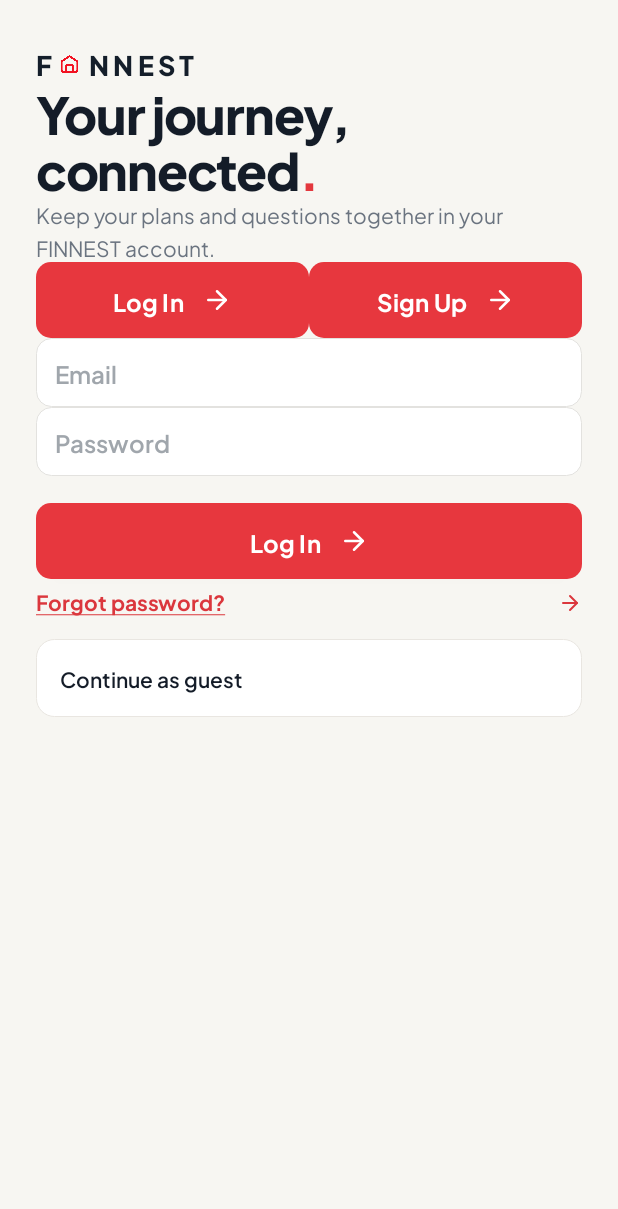
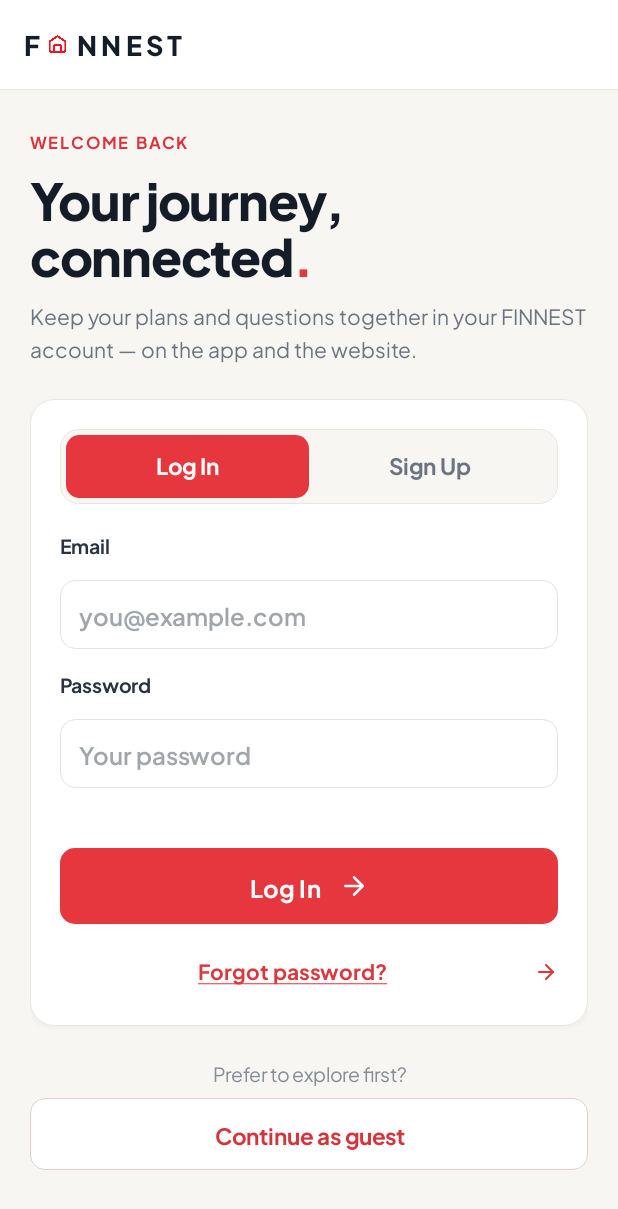
Before and after one commit to rutwik-ui/FINNEST, an Android app: the AccountActivity screen opened directly, with no data from a screen before it, on a phone screen of 412 x 824 dp. Shown: the top 1209 px of the screen. Run offline under Robolectric (Android 15) with nearby library versions, the phone set to English and light mode, and no system bars; libraries missing offline, so code that uses them is left out: io.github.jan.supabase.

Commit message:
Restore original FINNEST logo; match Android onboarding and sign-in to the app design (0.5.1)

```diff
--- a/android/app/build.gradle.kts
+++ b/android/app/build.gradle.kts
@@ -12,8 +12,8 @@ android {
         applicationId = "com.finnest.app"
         minSdk = 24
         targetSdk = 35
-        versionCode = 5
-        versionName = "0.5.0"
+        versionCode = 6
+        versionName = "0.5.1"
         testInstrumentationRunner = "androidx.test.runner.AndroidJUnitRunner"
         // This is the same public-client key used by the website; RLS remains the authorization boundary.
         buildConfigField("String", "GUIDANCE_URL", "\"https://wyjjzynjoorjmpffndzu.supabase.co\"")
--- a/android/app/src/main/java/com/finnest/app/AccountActivity.kt
+++ b/android/app/src/main/java/com/finnest/app/AccountActivity.kt
@@ -15,15 +15,28 @@ class AccountActivity: AppCompatActivity() {
     private var signup=false
     override fun onCreate(savedInstanceState: Bundle?){super.onCreate(savedInstanceState);render()}
     private fun render(){
-        val root=LinearLayout(this).apply { orientation=LinearLayout.VERTICAL;setPadding(FinnestUi.dp(context,24),FinnestUi.dp(context,32),FinnestUi.dp(context,24),FinnestUi.dp(context,24));setBackgroundColor(FinnestUi.CREAM) }
-        setContentView(ScrollView(this).apply { addView(root) })
-        root.addView(FinnestUi.brand(this));root.addView(FinnestUi.h1(this,"Your journey, connected"));root.addView(FinnestUi.body(this,"Keep your plans and questions together in your FINNEST account."))
-        val tabs=LinearLayout(this)
-        for(isSignup in listOf(false,true)){tabs.addView(FinnestUi.primaryButton(this,if(isSignup)"Sign Up" else "Log In"){signup=isSignup;render()},LinearLayout.LayoutParams(0,-2,1f))};root.addView(tabs)
-        val email=EditText(this).apply { hint="Email";contentDescription="Email";inputType=InputType.TYPE_CLASS_TEXT or InputType.TYPE_TEXT_VARIATION_EMAIL_ADDRESS }
-        val password=EditText(this).apply { hint="Password";contentDescription="Password";inputType=InputType.TYPE_CLASS_TEXT or InputType.TYPE_TEXT_VARIATION_PASSWORD }
-        root.addView(email);root.addView(password)
-        val message=FinnestUi.body(this,"");root.addView(message)
+        val c=this
+        val page=LinearLayout(this).apply { orientation=LinearLayout.VERTICAL;setBackgroundColor(FinnestUi.CREAM) }
+        val header=LinearLayout(this).apply { gravity=Gravity.CENTER_VERTICAL;setPadding(FinnestUi.dp(c,16),0,FinnestUi.dp(c,16),0);background=android.graphics.drawable.LayerDrawable(arrayOf(android.graphics.drawable.ColorDrawable(FinnestUi.LINE),android.graphics.drawable.ColorDrawable(android.graphics.Color.WHITE))).apply{setLayerInset(1,0,0,0,FinnestUi.dp(c,1))} }
+        header.addView(FinnestUi.brand(this));page.addView(header,LinearLayout.LayoutParams(-1,FinnestUi.dp(c,60)))
+        val root=LinearLayout(this).apply { orientation=LinearLayout.VERTICAL;setPadding(FinnestUi.dp(c,20),FinnestUi.dp(c,28),FinnestUi.dp(c,20),FinnestUi.dp(c,32)) }
+        page.addView(ScrollView(this).apply { addView(root) },LinearLayout.LayoutParams(-1,0,1f))
+        setContentView(page)
+        fun gap(n:Int)=LinearLayout.LayoutParams(-1,-2).apply{topMargin=FinnestUi.dp(c,n)}
+        root.addView(FinnestUi.eyebrow(this,if(signup)"Create your account" else "Welcome back"))
+        root.addView(FinnestUi.h1(this,if(signup)"Start your journey." else "Your journey, connected."),gap(10))
+        root.addView(FinnestUi.body(this,"Keep your plans and questions together in your FINNEST account — on the app and the website."),gap(10))
+        val form=FinnestUi.card(this,20);root.addView(form,gap(24))
+        val tabs=LinearLayout(this).apply{background=FinnestUi.shape(c,FinnestUi.CREAM,FinnestUi.LINE,12);setPadding(FinnestUi.dp(c,4),FinnestUi.dp(c,4),FinnestUi.dp(c,4),FinnestUi.dp(c,4))}
+        for(isSignup in listOf(false,true)){val on=isSignup==signup
+            tabs.addView(FinnestUi.label(this,if(isSignup)"Sign Up" else "Log In",15f,700,if(on)android.graphics.Color.WHITE else FinnestUi.MUTED).apply{gravity=Gravity.CENTER;background=if(on)FinnestUi.shape(c,FinnestUi.RED,null,9) else null;isClickable=true;isFocusable=true;contentDescription=text;setOnClickListener{signup=isSignup;render()}},LinearLayout.LayoutParams(0,FinnestUi.dp(c,42),1f))}
+        form.addView(tabs)
+        val email=EditText(this).apply { hint="you@example.com";contentDescription="Email";inputType=InputType.TYPE_CLASS_TEXT or InputType.TYPE_TEXT_VARIATION_EMAIL_ADDRESS }
+        val password=EditText(this).apply { hint=if(signup)"At least 8 characters" else "Your password";contentDescription="Password";inputType=InputType.TYPE_CLASS_TEXT or InputType.TYPE_TEXT_VARIATION_PASSWORD }
+        form.addView(FinnestUi.label(this,"Email",14f,700,FinnestUi.LABEL),gap(20));form.addView(email,gap(8))
+        form.addView(FinnestUi.label(this,"Password",14f,700,FinnestUi.LABEL),gap(16));form.addView(password,gap(8))
+        val root0=root;val formRef=form
+        val message=FinnestUi.body(this,"",13f);formRef.addView(message,gap(10))
         lateinit var submit: Button
         submit=FinnestUi.primaryButton(this,if(signup)"Create account" else "Log In"){
             val address=email.text.toString().trim();val secret=password.text.toString()
@@ -39,12 +52,13 @@ class AccountActivity: AppCompatActivity() {
                     else message.text="Account created. Email confirmation is still enabled for this service; check your inbox."
                 }catch(_:Exception){message.text="Could not continue. Check your email, password and connection, then retry."}finally{submit.isEnabled=true}
             }
-        };root.addView(submit)
-        root.addView(FinnestUi.link(this,"Forgot password?"){
+        };formRef.addView(submit,gap(14))
+        if(!signup)formRef.addView(FinnestUi.link(this,"Forgot password?"){
             val address=email.text.toString().trim();if(!android.util.Patterns.EMAIL_ADDRESS.matcher(address).matches()){email.error="Enter your email first";return@link}
             lifecycleScope.launch {try{AccountClient.get(this@AccountActivity).auth.resetPasswordForEmail(address);message.text="If an account exists, a reset link has been sent."}catch(_:Exception){message.text="Could not send reset link. Please retry online."}}
-        })
-        val guest=Button(this).apply {text="Continue as guest";isAllCaps=false;setOnClickListener {getSharedPreferences("entry",MODE_PRIVATE).edit().putBoolean("guest_session",true).apply();startActivity(Intent(this@AccountActivity,MainActivity::class.java).addFlags(Intent.FLAG_ACTIVITY_NEW_TASK or Intent.FLAG_ACTIVITY_CLEAR_TASK))}}
-        root.addView(guest);FinnestUi.styleTree(root)
+        }.apply{gravity=Gravity.CENTER},gap(16))
+        root0.addView(FinnestUi.body(this,"Prefer to explore first?",13f,FinnestUi.SOFT).apply{gravity=Gravity.CENTER},gap(24))
+        val guest=com.google.android.material.button.MaterialButton(this).apply {strokeWidth=FinnestUi.dp(c,1);text="Continue as guest";isAllCaps=false;setOnClickListener {getSharedPreferences("entry",MODE_PRIVATE).edit().putBoolean("guest_session",true).apply();startActivity(Intent(this@AccountActivity,MainActivity::class.java).addFlags(Intent.FLAG_ACTIVITY_NEW_TASK or Intent.FLAG_ACTIVITY_CLEAR_TASK))}}
+        root0.addView(guest,gap(8));FinnestUi.styleTree(page)
     }
 }
--- a/android/app/src/main/java/com/finnest/app/LaunchActivity.kt
+++ b/android/app/src/main/java/com/finnest/app/LaunchActivity.kt
@@ -13,7 +13,7 @@ import kotlinx.coroutines.launch
 class LaunchActivity: AppCompatActivity(){
     override fun onCreate(savedInstanceState: Bundle?){
         installSplashScreen();super.onCreate(savedInstanceState)
-        val logo=ImageView(this).apply {setImageResource(R.drawable.finnest_logo);scaleType=ImageView.ScaleType.CENTER_INSIDE;setBackgroundColor(FinnestUi.CREAM);alpha=0f}
+        val logo=android.widget.FrameLayout(this).apply {setBackgroundColor(FinnestUi.CREAM);alpha=0f;addView(FinnestUi.brand(this@LaunchActivity).apply{scaleX=1.5f;scaleY=1.5f},android.widget.FrameLayout.LayoutParams(-2,-2,android.view.Gravity.CENTER))}
         setContentView(logo);logo.animate().alpha(1f).setDuration(300).start()
         lifecycleScope.launch {
             val started=System.currentTimeMillis();val auth=AccountClient.get(this@LaunchActivity).auth
```
Also changed, not shown: android/app/src/main/java/com/finnest/app/MainActivity.kt (+40 -13 lines), android/app/src/main/res/drawable/intro_1.jpg (added), android/app/src/main/res/drawable/intro_2.jpg (added), android/app/src/main/res/drawable/intro_3.jpg (added), 5 other files.
